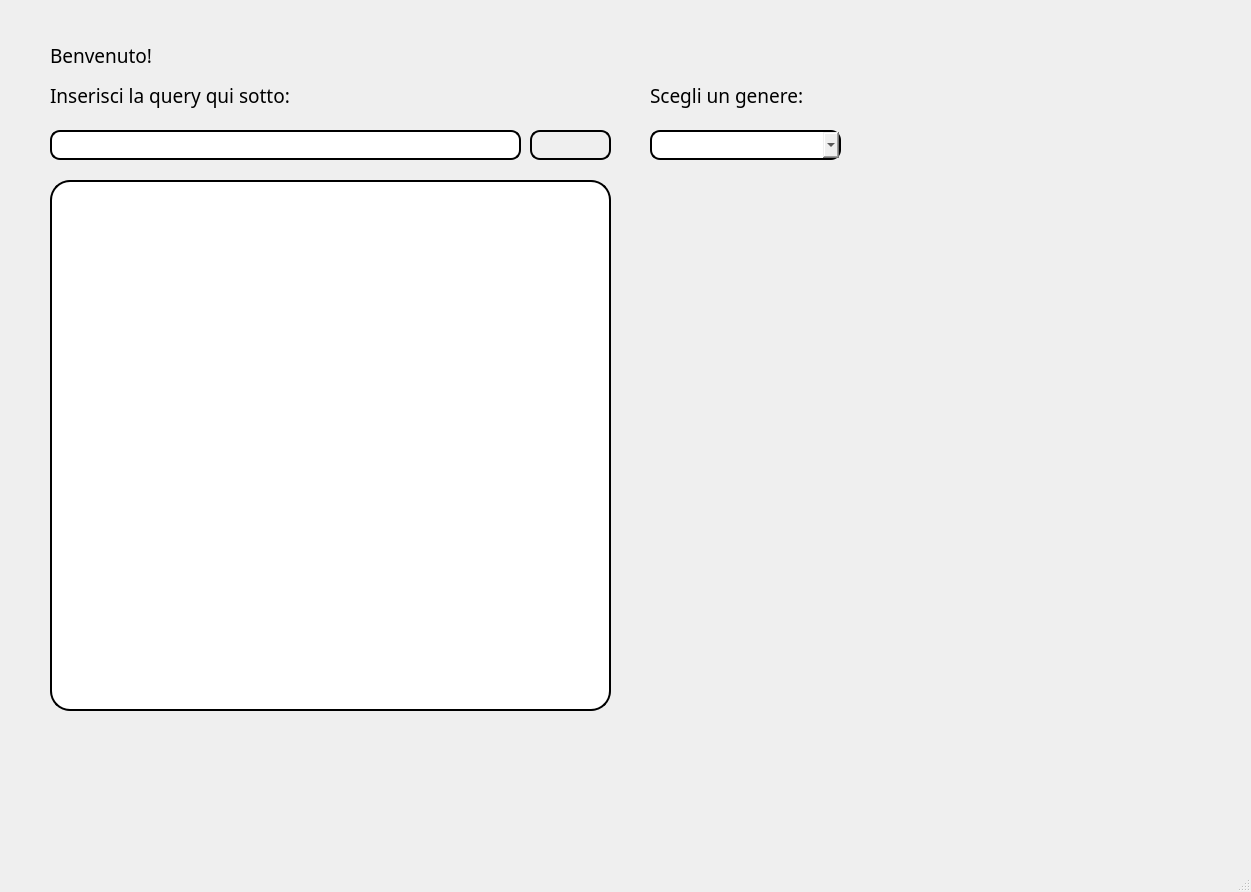
Before: the Qt Designer form SandboxForTesting/Whoosh/gui.ui in ChristianP01/Gamenter, drawn with Qt 5.
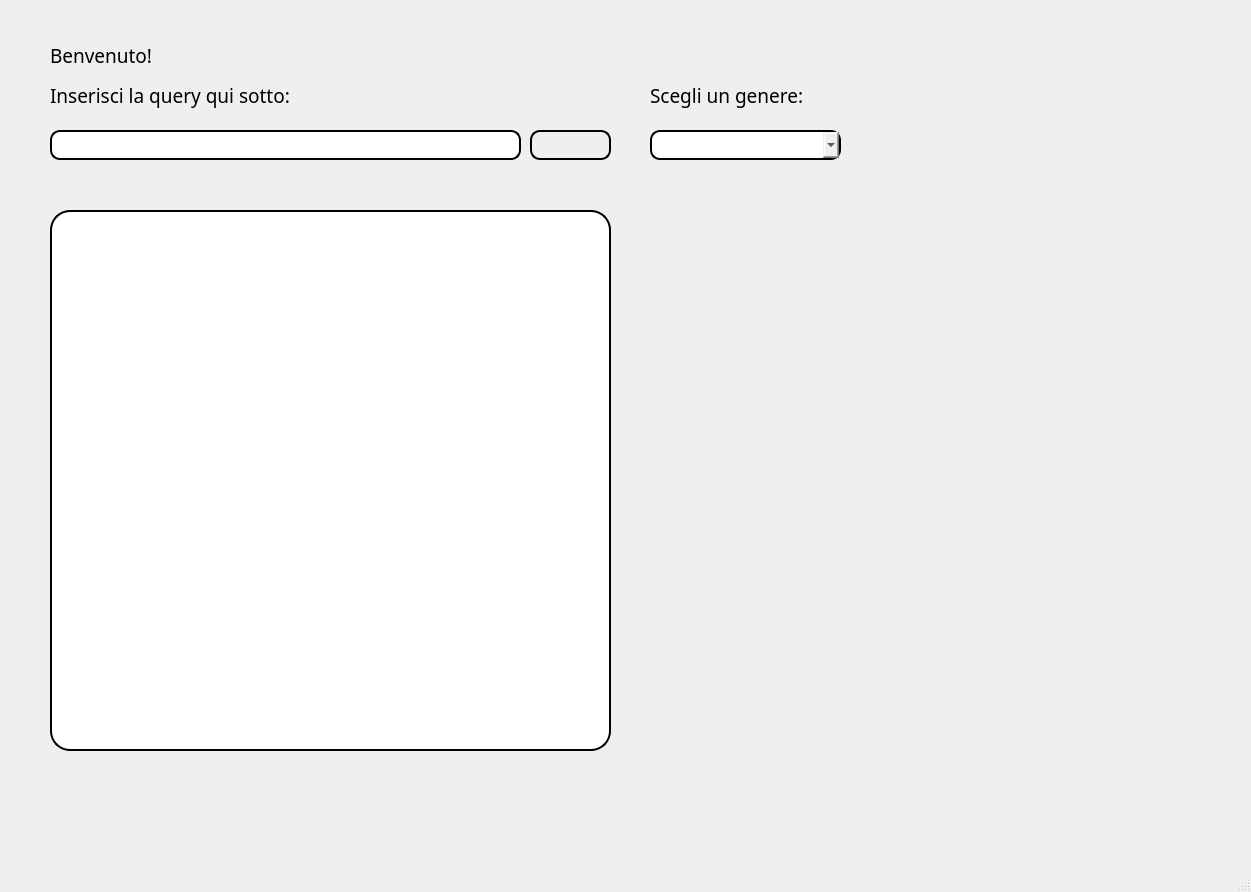
After: the same form once the commit is applied. Icons and pictures are not drawn.

Diff of the .ui file:
```diff
--- a/SandboxForTesting/Whoosh/gui.ui
+++ b/SandboxForTesting/Whoosh/gui.ui
@@ -78,23 +78,6 @@
      <string>Inserisci la query qui sotto:</string>
     </property>
    </widget>
-   <widget class="QTextEdit" name="resultsText">
-    <property name="geometry">
-     <rect>
-      <x>50</x>
-      <y>180</y>
-      <width>561</width>
-      <height>531</height>
-     </rect>
-    </property>
-    <property name="styleSheet">
-     <string notr="true">QTextEdit{
-border: 2px solid;
-background-color: palette(base);
-border-radius: 20px;
-}</string>
-    </property>
-   </widget>
    <widget class="QPushButton" name="searchButton">
     <property name="geometry">
      <rect>
@@ -203,6 +186,23 @@
      <string>Scegli un genere:</string>
     </property>
    </widget>
+   <widget class="QTextBrowser" name="textBrowser">
+    <property name="geometry">
+     <rect>
+      <x>50</x>
+      <y>210</y>
+      <width>561</width>
+      <height>541</height>
+     </rect>
+    </property>
+    <property name="styleSheet">
+     <string notr="true">QTextBrowser{
+border: 2px solid;
+background-color: palette(base);
+border-radius: 20px;
+}</string>
+    </property>
+   </widget>
   </widget>
   <widget class="QMenuBar" name="menubar">
    <property name="geometry">
```
Left out of the diff: 13 changed lines with no effect on the pictures.
